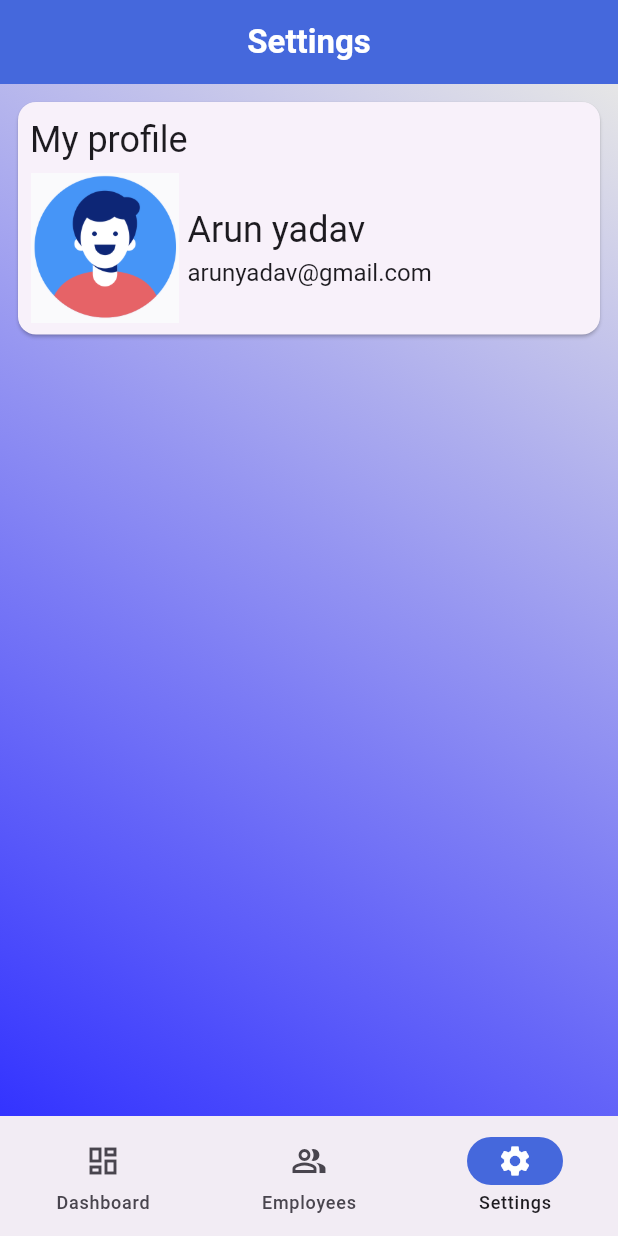
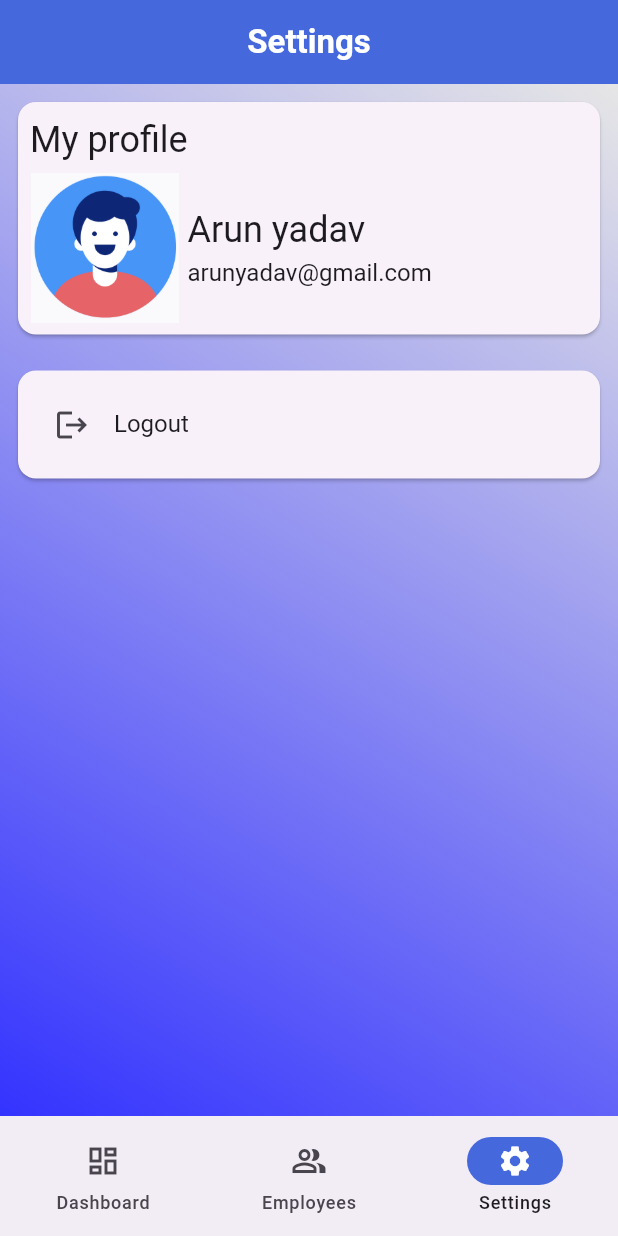
Before and after one commit to NagarajuTR/VMS, a Flutter app: the Dashboard widget shown alone on an empty page, opened directly, item 3 of the bottom bar chosen, on a phone screen of 412 x 824 dp. Run offline on Flutter 3.47's test engine with Material 3 defaults, Android fonts, the phone set to English and light mode, and no system bars; our stand-ins replace cached_network_image, cloud_firestore, firebase_core, firebase_storage, flutter_svg, image_picker and 1 more; accounts and stored records are empty; project files that could hold a hidden picture were left out.

```diff
--- a/lib/screens/dashboard/dashboard.dart
+++ b/lib/screens/dashboard/dashboard.dart
@@ -114,14 +114,14 @@ class _Dashboard extends State<Dashboard> {
                     crossAxisAlignment: CrossAxisAlignment.center,
                     children: <Widget>[
                       CustomText(
-                        text: "TOTAL VISITORS",
+                        text: "VISITORS",
                         fontWeight: FontWeight.bold,
                         textSize: ConstSize.instance.textLarge,
                       ),
                       const SizedBox(
                         height: 10,
                       ),
-                      const CustomText(text: "Total number of visitors"),
+                      const CustomText(text: "View all visitors"),
                       const SizedBox(
                         height: 10,
                       ),
@@ -135,7 +135,7 @@ class _Dashboard extends State<Dashboard> {
                           );
                         },
                         child: const CustomText(
-                          text: "VIEW TOTAL VISITORS",
+                          text: "VIEW ALL VISITORS",
                           color: Colors.white,
                           fontWeight: FontWeight.w500,
                         ),
--- a/lib/screens/settings/settings.dart
+++ b/lib/screens/settings/settings.dart
@@ -1,5 +1,7 @@
 import 'package:flutter/material.dart';
+import 'package:shared_preferences/shared_preferences.dart';
 import 'package:visitors_management/const/colors_const.dart';
+import 'package:visitors_management/screens/auth/login.dart';
 import 'package:visitors_management/screens/custom_widget/custom_text.dart';
 import 'package:visitors_management/screens/custom_widget/gradient_background.dart';
 import 'package:visitors_management/screens/home/main_screen.dart';
@@ -67,9 +69,43 @@ class _Dashboard extends State<Settings> {
                   ],
                 ),
               )),
+            ),
+            Padding(
+              padding: const EdgeInsets.all(8.0),
+              child: Card(
+                  child: Padding(
+                padding: const EdgeInsets.all(8.0),
+                child: Column(
+                  crossAxisAlignment: CrossAxisAlignment.start,
+                  children: [
+                    ListTile(
+                      onTap: () async {
+                        final SharedPreferences prefs =
+                            await SharedPreferences.getInstance();
+                        prefs.clear();
+
+                        if (!mounted) return;
+
+                        Navigator.pushAndRemoveUntil(
+                            context,
+                            MaterialPageRoute(
+                                builder: (BuildContext context) =>
+                                    const Login()),
+                            ModalRoute.withName('/'));
+                      },
+                      leading: const Icon(Icons.logout),
+                      title: CustomText(
+                        text: "Logout",
+                        textSize: ConstSize.instance.textLarge,
+                      ),
                     )
                   ],
                 ),
-        ));
+              )),
+            ),
+          ],
+        ),
+      ),
+    );
   }
 }
--- a/pubspec.yaml
+++ b/pubspec.yaml
@@ -18,6 +18,7 @@ dependencies:
   firebase_core: ^2.24.2
   cloud_firestore: ^4.14.0
   firebase_storage: ^11.6.0
+  shared_preferences: ^2.2.3
 
 dev_dependencies:
   flutter_test:
```
Also changed, not shown: lib/model/employee.dart (added, +7 -0 lines), lib/screens/auth/login.dart (+111 -44 lines), lib/screens/splash_screen.dart (+20 -1 lines), pubspec.lock. Lines whose indentation alone changed are shown as unchanged.
